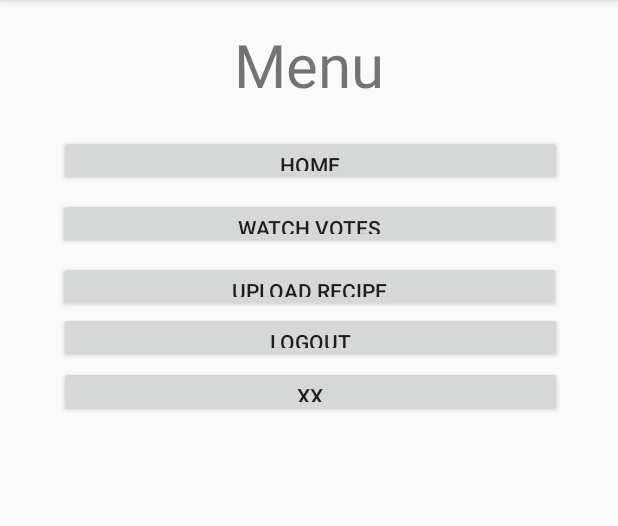
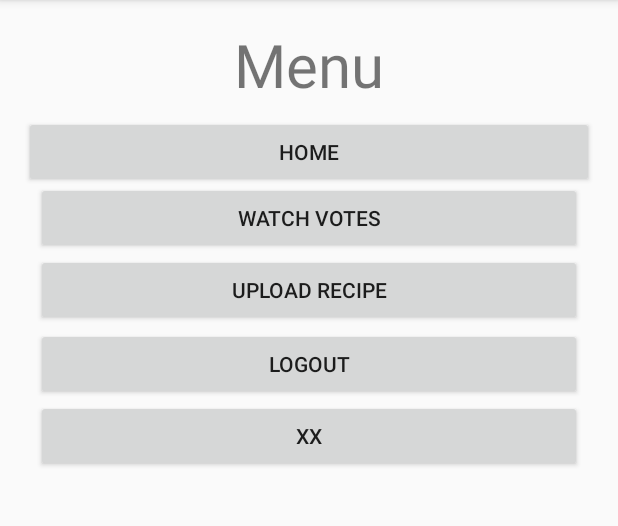
Before and after one commit to schelle14/BattleFood, an Android app: the MenuUI screen opened directly, with no data from a screen before it, on a phone screen of 412 x 824 dp, the part 84-610 px from its top. Run offline under Robolectric (Android 15) with nearby library versions, the phone set to English and light mode, and no system bars; our stand-ins replace Firebase (no records; nobody signed in at launch, a user with empty details on screens opened directly).

Commit message:
[MW][FH] Changed Menu UI tests

```diff
--- a/app/src/main/java/at/xp2_2017/battlefood/MenuUI.java
+++ b/app/src/main/java/at/xp2_2017/battlefood/MenuUI.java
@@ -18,7 +18,7 @@ public class MenuUI extends AppCompatActivity implements View.OnClickListener {
     public Button buttonRej;
 
     public void init() {
-        buttonHome = (Button)findViewById(R.id.HomeBtn);
+        buttonHome = (Button)findViewById(R.id.btnMenuHome);
         buttonHome.setOnClickListener(new View.OnClickListener() {
             @Override
             public void onClick(View v) {
--- a/app/src/main/res/layout/activity_menu.xml
+++ b/app/src/main/res/layout/activity_menu.xml
@@ -4,83 +4,89 @@
     xmlns:tools="http://schemas.android.com/tools"
     android:layout_width="match_parent"
     android:layout_height="match_parent"
-    tools:context="at.xp2_2017.battlefood.MenuUI">
+    tools:context="at.xp2_2017.battlefood.MenuUI"
+    tools:layout_editor_absoluteY="81dp"
+    tools:layout_editor_absoluteX="0dp">
 
     <Button
         android:id="@+id/buttonRej"
-        android:layout_width="335dp"
-        android:layout_height="34dp"
-        android:layout_marginLeft="8dp"
-        android:layout_marginRight="8dp"
-        android:layout_marginTop="2dp"
+        android:layout_width="0dp"
+        android:layout_height="48dp"
         android:text="xx"
-        app:layout_constraintLeft_toLeftOf="parent"
-        app:layout_constraintRight_toRightOf="parent"
+        tools:layout_constraintTop_creator="1"
+        tools:layout_constraintRight_creator="1"
+        app:layout_constraintRight_toRightOf="@+id/Logout"
         app:layout_constraintTop_toBottomOf="@+id/Logout"
-        app:layout_constraintHorizontal_bias="0.515" />
+        tools:layout_constraintLeft_creator="1"
+        app:layout_constraintLeft_toLeftOf="@+id/Logout" />
 
     <TextView
         android:id="@+id/txtCapMenu"
         android:layout_width="wrap_content"
         android:layout_height="wrap_content"
-        android:layout_marginTop="16dp"
         android:text="Menu"
         android:textSize="40sp"
+        tools:layout_constraintTop_creator="1"
+        tools:layout_constraintRight_creator="1"
+        app:layout_constraintRight_toRightOf="parent"
+        android:layout_marginTop="16dp"
+        tools:layout_constraintLeft_creator="1"
         app:layout_constraintLeft_toLeftOf="parent"
-        app:layout_constraintRight_toRightOf="parent"
-        app:layout_constraintTop_toTopOf="parent"
-        tools:layout_constraintLeft_creator="1"
-        tools:layout_constraintRight_creator="1"
-        tools:layout_constraintTop_creator="1" />
+        app:layout_constraintTop_toTopOf="parent" />
 
     <Button
-        android:id="@+id/HomeBtn"
-        android:layout_width="335dp"
-        android:layout_height="34dp"
-        android:layout_marginLeft="8dp"
-        android:layout_marginRight="8dp"
+        android:id="@+id/btnMenuHome"
+        android:layout_width="0dp"
+        android:layout_height="48dp"
         android:text="Home"
-        app:layout_constraintLeft_toLeftOf="parent"
+        tools:layout_constraintTop_creator="1"
+        tools:layout_constraintRight_creator="1"
+        android:layout_marginStart="16dp"
+        android:layout_marginEnd="16dp"
         app:layout_constraintRight_toRightOf="parent"
-        app:layout_constraintHorizontal_bias="0.515"
-        android:layout_marginTop="20dp"
-        app:layout_constraintTop_toBottomOf="@+id/txtCapMenu" />
+        android:layout_marginTop="7dp"
+        app:layout_constraintTop_toBottomOf="@+id/txtCapMenu"
+        tools:layout_constraintLeft_creator="1"
+        app:layout_constraintLeft_toLeftOf="parent" />
 
     <Button
         android:id="@+id/WatchVotesBtn"
-        android:layout_width="335dp"
-        android:layout_height="34dp"
+        android:layout_width="0dp"
+        android:layout_height="48dp"
         android:text="Watch Votes"
-        android:layout_marginTop="8dp"
-        app:layout_constraintTop_toBottomOf="@+id/HomeBtn"
-        android:layout_marginRight="8dp"
+        tools:layout_constraintTop_creator="1"
+        tools:layout_constraintRight_creator="1"
+        android:layout_marginStart="24dp"
+        android:layout_marginEnd="24dp"
         app:layout_constraintRight_toRightOf="parent"
-        android:layout_marginLeft="8dp"
-        app:layout_constraintLeft_toLeftOf="parent" />
+        android:layout_marginTop="44dp"
+        tools:layout_constraintLeft_creator="1"
+        app:layout_constraintLeft_toLeftOf="parent"
+        app:layout_constraintTop_toTopOf="@+id/btnMenuHome" />
 
     <Button
         android:id="@+id/RecipeUpload"
-        android:layout_width="335dp"
-        android:layout_height="34dp"
+        android:layout_width="0dp"
+        android:layout_height="48dp"
         android:text="Upload Recipe"
-        android:layout_marginTop="8dp"
+        tools:layout_constraintTop_creator="1"
+        tools:layout_constraintRight_creator="1"
+        app:layout_constraintRight_toRightOf="@+id/WatchVotesBtn"
         app:layout_constraintTop_toBottomOf="@+id/WatchVotesBtn"
-        android:layout_marginRight="8dp"
-        app:layout_constraintRight_toRightOf="parent"
-        android:layout_marginLeft="8dp"
-        app:layout_constraintLeft_toLeftOf="parent" />
+        tools:layout_constraintLeft_creator="1"
+        app:layout_constraintLeft_toLeftOf="@+id/WatchVotesBtn" />
 
     <Button
         android:id="@+id/Logout"
-        android:layout_width="335dp"
-        android:layout_height="34dp"
+        android:layout_width="0dp"
+        android:layout_height="48dp"
         android:text="Logout"
-        android:layout_marginTop="0dp"
+        tools:layout_constraintTop_creator="1"
+        tools:layout_constraintRight_creator="1"
+        app:layout_constraintRight_toRightOf="@+id/RecipeUpload"
+        android:layout_marginTop="1dp"
         app:layout_constraintTop_toBottomOf="@+id/RecipeUpload"
-        android:layout_marginRight="8dp"
-        app:layout_constraintRight_toRightOf="parent"
-        android:layout_marginLeft="8dp"
-        app:layout_constraintLeft_toLeftOf="parent"
-        app:layout_constraintHorizontal_bias="0.515" />
+        tools:layout_constraintLeft_creator="1"
+        app:layout_constraintLeft_toLeftOf="@+id/RecipeUpload" />
 
 </android.support.constraint.ConstraintLayout>
```
Also changed, not shown: 4 other files.
